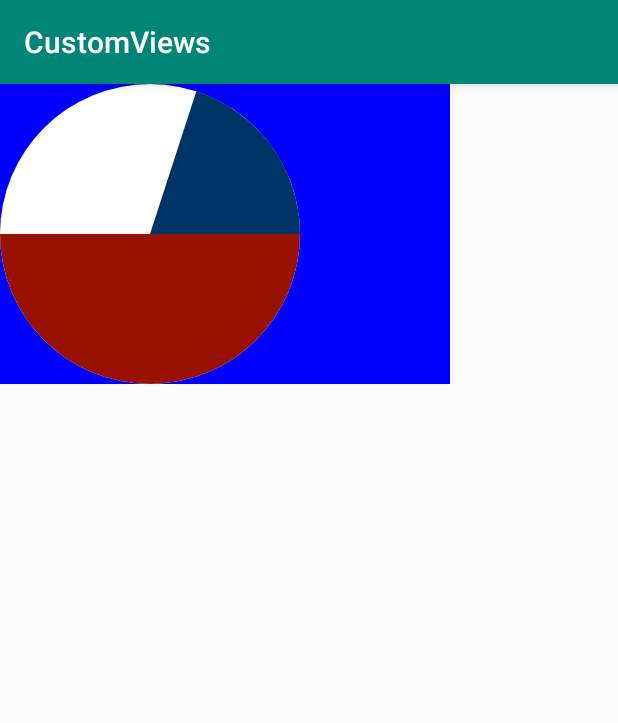
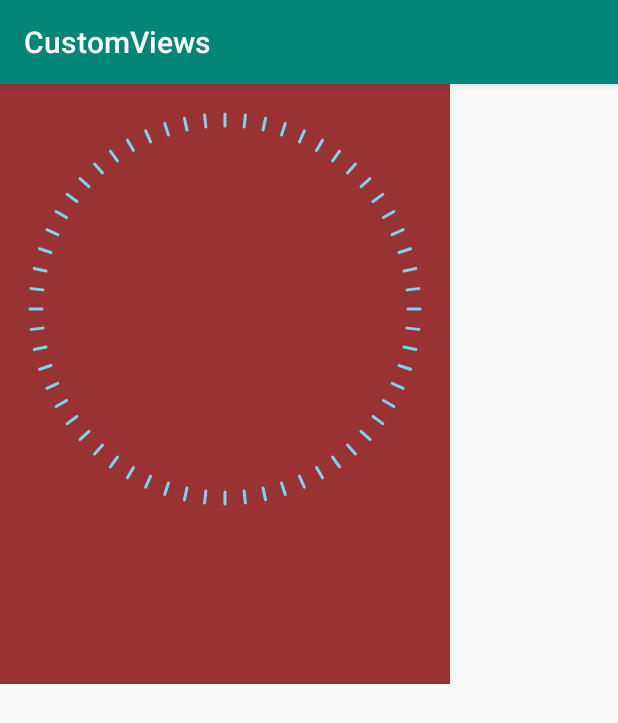
Before and after one commit to PaIn22152/CustomViews, an Android app: the screen it shows after launch (MainActivity), on a phone screen of 412 x 824 dp. Shown: the top 723 px of the screen. Run offline under Robolectric (Android 15) with nearby library versions, the phone set to English and light mode, and no system bars.

Commit message:
表盘进度（部分）

```diff
--- a/app/src/main/java/com/perdev/customviews/MainActivity.kt
+++ b/app/src/main/java/com/perdev/customviews/MainActivity.kt
@@ -2,10 +2,24 @@ package com.perdev.customviews
 
 import android.graphics.Color
 import android.os.Bundle
+import android.os.Handler
 import android.support.v7.app.AppCompatActivity
 import kotlinx.android.synthetic.main.activity_main.*
 
 class MainActivity : AppCompatActivity() {
+
+    var p = 0
+    val handler = Handler()
+    var run: Runnable = object : Runnable {
+        override fun run() {
+            if (p <= 100) {
+                dpb_am.setProcess(p++)
+                handler.postDelayed(this, 50)
+            }
+
+        }
+    }
+
 
     override fun onCreate(savedInstanceState: Bundle?) {
         super.onCreate(savedInstanceState)
@@ -17,5 +31,9 @@ class MainActivity : AppCompatActivity() {
         pcv_am.addProgress(20, Color.parseColor("#003366"))
 
 
+        dpb_am.setMax(100)
+        handler.postDelayed(run, 50)
+
+
     }
 }
--- a/app/src/main/res/layout/activity_main.xml
+++ b/app/src/main/res/layout/activity_main.xml
@@ -1,20 +1,31 @@
 <?xml version="1.0" encoding="utf-8"?>
-<RelativeLayout
+<LinearLayout
   xmlns:android="http://schemas.android.com/apk/res/android"
+  xmlns:app="http://schemas.android.com/apk/res-auto"
   xmlns:tools="http://schemas.android.com/tools"
-        xmlns:app="http://schemas.android.com/apk/res-auto"
   android:layout_width="match_parent"
   android:layout_height="match_parent"
+  android:orientation="vertical"
   tools:context=".MainActivity">
 
   <com.perdev.viewlib.widget.PieChartView
     android:id="@+id/pcv_am"
+    android:layout_width="300dp"
+    android:visibility="gone"
+    android:layout_height="200dp"
     android:background="#00f"
     app:clockwise="false"
     app:pie_color="#fff"
     app:start_angle="180"
-      android:layout_width="300dp"
-      android:layout_height="200dp"
     />
 
-</RelativeLayout>
+
+  <com.perdev.viewlib.widget.DialProcessBar
+    android:id="@+id/dpb_am"
+    app:dark="#393"
+    app:light="#0f0"
+    android:layout_width="300dp"
+    android:layout_height="400dp"
+    android:background="#933"/>
+
+</LinearLayout>
--- /dev/null
+++ b/viewlib/src/main/java/com/perdev/viewlib/utils/PixelUtil.java
@@ -0,0 +1,34 @@
+package com.perdev.viewlib.utils;
+
+import android.content.Context;
+import android.content.res.Resources;
+import android.graphics.Canvas;
+
+/**
+ * Project    CustomViews-git
+ * Path       com.perdev.viewlib.utils
+ * Date       2019/08/27 - 14:26
+ * Author     Payne.
+ * About      类描述：
+ */
+public class PixelUtil {
+
+    private static final float  DENSITY = Resources.getSystem().getDisplayMetrics().density;
+    private static final Canvas sCanvas = new Canvas();
+
+    public static int dp2Px(int dp) {
+        return Math.round(dp * DENSITY);
+    }
+
+    /**
+     * 将sp值转换为px值，保证文字大小不变
+     *
+     * @param spValue
+     * @return
+     */
+    public static int sp2px(Context context, float spValue) {
+        final float fontScale = context.getResources().getDisplayMetrics().scaledDensity;
+        return (int) (spValue * fontScale + 0.5f);
+    }
+
+}
--- a/viewlib/src/main/java/com/perdev/viewlib/widget/BaseView.java
+++ b/viewlib/src/main/java/com/perdev/viewlib/widget/BaseView.java
@@ -1,6 +1,7 @@
 package com.perdev.viewlib.widget;
 
 import android.content.Context;
+import android.content.res.TypedArray;
 import android.util.AttributeSet;
 import android.view.View;
 import com.perdev.viewlib.utils.L;
@@ -38,8 +39,25 @@ public abstract class BaseView extends View {
 
     protected void init(Context context, AttributeSet attrs, int defStyleAttr) {
         mContext = context;
+        if (attrs != null && styleable() != null) {
+            if (styleable().length == 1 && styleable()[0] == 0) {//默认没有传值
+
+            } else {
+                try {
+                    TypedArray ta = mContext.obtainStyledAttributes(attrs, styleable());
+                    typed(ta);
+                    ta.recycle();
+                } catch (Exception e) {
+                    L.e(e);
+                }
+            }
+        }
         post(this::onViewFinished);
     }
+
+    protected abstract int[] styleable();
+
+    protected abstract void typed(TypedArray ta);
 
     /**
      * view绘制完成
--- /dev/null
+++ b/viewlib/src/main/java/com/perdev/viewlib/widget/DialProcessBar.java
@@ -0,0 +1,165 @@
+package com.perdev.viewlib.widget;
+
+import android.content.Context;
+import android.content.res.TypedArray;
+import android.graphics.Canvas;
+import android.graphics.Color;
+import android.graphics.Paint;
+import android.util.AttributeSet;
+import com.perdev.viewlib.R;
+import com.perdev.viewlib.utils.PixelUtil;
+
+/**
+ * Project    CustomViews-git
+ * Path       com.perdev.viewlib.widget
+ * Date       2019/08/27 - 14:19
+ * Author     Payne.
+ * About      类描述：
+ */
+public class DialProcessBar extends BaseView {
+
+    /**
+     * 表盘内线画笔
+     */
+    private Paint linePaint;
+
+
+    private int max     = 100;
+    private int process = 0;
+
+    private static final int DEF_COLOR_LIGHT = Color.parseColor("#7bd6eb");
+    private static final int DEF_COLOR_DARK  = Color.parseColor("#333333");
+
+    private int colorLight;
+    private int colorDark;
+
+
+    public DialProcessBar(Context context) {
+        super(context);
+    }
+
+    public DialProcessBar(Context context, AttributeSet attrs) {
+        super(context, attrs);
+    }
+
+    public DialProcessBar(Context context, AttributeSet attrs, int defStyleAttr) {
+        super(context, attrs, defStyleAttr);
+    }
+
+    @Override
+    protected void onViewFinished() {
+
+    }
+
+    @Override
+    protected void init(Context context, AttributeSet attrs, int defStyleAttr) {
+        super.init(context, attrs, defStyleAttr);
+
+        colorLight = DEF_COLOR_LIGHT;
+        colorDark = DEF_COLOR_DARK;
+        linePaint = getAvailablePaint(colorDark, 45, 3, Paint.Style.FILL);
+
+    }
+
+    @Override
+    protected int[] styleable() {
+        return R.styleable.DialProcessBar;
+    }
+
+    @Override
+    protected void typed(TypedArray ta) {
+        d("typed  colorLight = "+colorLight);
+        colorLight = ta.getColor(R.styleable.DialProcessBar_light, DEF_COLOR_LIGHT);
+        colorDark = ta.getColor(R.styleable.DialProcessBar_dark, DEF_COLOR_DARK);
+        d("222typed  colorLight = "+colorLight);
+    }
+
+    /**
+     * get a paint by ur request.
+     *
+     * @param color
+     * @param textSize
+     * @param strockWidth
+     * @param style
+     * @return
+     */
+    private Paint getAvailablePaint(int color, int textSize, int strockWidth, Paint.Style style) {
+
+        Paint paint = new Paint(Paint.ANTI_ALIAS_FLAG | Paint.FAKE_BOLD_TEXT_FLAG);
+        paint.setAntiAlias(true);
+        paint.setTextSize(textSize);
+        paint.setAlpha(1);
+        paint.setColor(color);
+        paint.setStyle(style);
+        paint.setStrokeWidth(strockWidth);
+        paint.setStrokeCap(Paint.Cap.ROUND);
+        paint.setTextAlign(Paint.Align.CENTER);
+        paint.setStrokeCap(Paint.Cap.ROUND);
+        paint.setDither(true);//设置图像抖动处理
+        paint.setStrokeJoin(Paint.Join.ROUND);//画笔线等连接处的轮廓样式
+        paint.setSubpixelText(true);
+
+        return paint;
+    }
+
+    @Override
+    protected void onDraw(Canvas canvas) {
+        super.onDraw(canvas);
+        drawScaleLine(canvas, linePaint, minWH, minWH);
+
+    }
+
+
+    /**
+     * 画刻度线
+     *
+     * @param canvas
+     * @param paint
+     * @param width
+     * @param height
+     */
+    private void drawScaleLine(Canvas canvas, Paint paint, int width, int height) {
+
+        //一共分出来多少条线，要求可以被360整除，不然会有问题
+        int lineNum = 60;
+        for (int i = 1; i <= lineNum; i++) {
+
+            int num = (max - process) * lineNum / max;
+            if (i >= num) {
+                paint.setColor(colorLight);
+            }
+            if (i == lineNum) {
+                paint.setColor(colorLight);
+            }
+
+            int len = PixelUtil.dp2Px(8);
+//            if (i % 15 == 0) {
+//                len += PixelUtil.dp2Px(5);
+//            }
+            canvas.save(); //save current state of canvas.
+            canvas.rotate(360 - 360f / lineNum * i, width / 2f, height / 2f);
+            //绘制表盘
+            canvas.drawLine(width / 2f, height / 2f - (width / 2f - PixelUtil.dp2Px(20)),
+                    width / 2f,
+                    height / 2f - (width / 2f - PixelUtil.dp2Px(20)) + len, paint);
+
+            paint.setColor(colorDark);
+            //恢复开始位置
+            canvas.restore();
+
+        }
+
+    }
+
+
+    public void setMax(int max) {
+        this.max = max;
+    }
+
+
+    public void setProcess(int process) {
+        this.process = process;
+        postInvalidate();
+    }
+
+}
--- a/viewlib/src/main/java/com/perdev/viewlib/widget/PieChartView.java
+++ b/viewlib/src/main/java/com/perdev/viewlib/widget/PieChartView.java
@@ -5,7 +5,6 @@ import android.content.res.TypedArray;
 import android.graphics.Canvas;
 import android.graphics.Color;
 import android.graphics.Paint;
-import android.graphics.Paint.Style;
 import android.graphics.RectF;
 import android.support.annotation.ColorInt;
 import android.util.AttributeSet;
@@ -28,16 +27,18 @@ public class PieChartView extends BaseView {
     private Paint progressPaint;//进度扇形
 
 
-    private int           max          = 360;
-    private List<Integer> colorList    = new ArrayList<>();
-    private List<Integer> progressList = new ArrayList<>();
+    private int           max = 360;
+    private List<Integer> colorList;
+    private List<Integer> progressList;
 
     private static final int     DEF_PIE_COLOR   = Color.parseColor("#999999");
     private static final int     DEF_PRO_COLOR   = Color.parseColor("#666666");
     private static final int     DEF_START_ANGLE = -90;//默认在最上方开始，-90度
     private static final boolean DEF_CLOCKWISE   = true;//顺时针
 
-    //    private int     startAngle = DEF_START_ANGLE;不能在这里设置默认值，否则在xml里面配置的值不生效
+
+    //    不能在这里设置默认值，否则在xml里面配置的值不生效
+    //    private int     startAngle = DEF_START_ANGLE;
     private int     startAngle;
     private int     pieColor;
     private boolean clockwise;
@@ -60,21 +61,25 @@ public class PieChartView extends BaseView {
     @Override
     protected void init(Context context, AttributeSet attrs, int defStyleAttr) {
         super.init(context, attrs, defStyleAttr);
-
         d("init  attrs = " + attrs);
 
-        if (attrs != null) {
-            TypedArray ta = context.obtainStyledAttributes(attrs, R.styleable.PieChartView);
-            pieColor = ta.getColor(R.styleable.PieChartView_pie_color, DEF_PIE_COLOR);
-            clockwise = ta.getBoolean(R.styleable.PieChartView_clockwise, DEF_CLOCKWISE);
-            startAngle = ta.getInteger(R.styleable.PieChartView_start_angle, DEF_START_ANGLE);
-            ta.recycle();
-
-//            d("init  startAngle = " + startAngle);
-        }
+        colorList = new ArrayList<>();
+        progressList = new ArrayList<>();
 
         piePaint = getAvailablePaint(pieColor);
         progressPaint = getAvailablePaint(proColor);
+    }
+
+    @Override
+    protected int[] styleable() {
+        return R.styleable.PieChartView;
+    }
+
+    @Override
+    protected void typed(TypedArray ta) {
+        pieColor = ta.getColor(R.styleable.PieChartView_pie_color, DEF_PIE_COLOR);
+        clockwise = ta.getBoolean(R.styleable.PieChartView_clockwise, DEF_CLOCKWISE);
+        startAngle = ta.getInteger(R.styleable.PieChartView_start_angle, DEF_START_ANGLE);
     }
 
     @Override
--- a/viewlib/src/main/res/values/attrs.xml
+++ b/viewlib/src/main/res/values/attrs.xml
@@ -8,4 +8,12 @@
     <attr format="integer"
       name="start_angle"/><!--起始点角度-->
   </declare-styleable>
+
+
+  <declare-styleable name="DialProcessBar">
+    <attr format="color"
+      name="dark"/><!--暗色-->
+    <attr format="color"
+      name="light"/><!--亮色-->
+  </declare-styleable>
 </resources>
```
Lines whose indentation alone changed are shown as unchanged.
